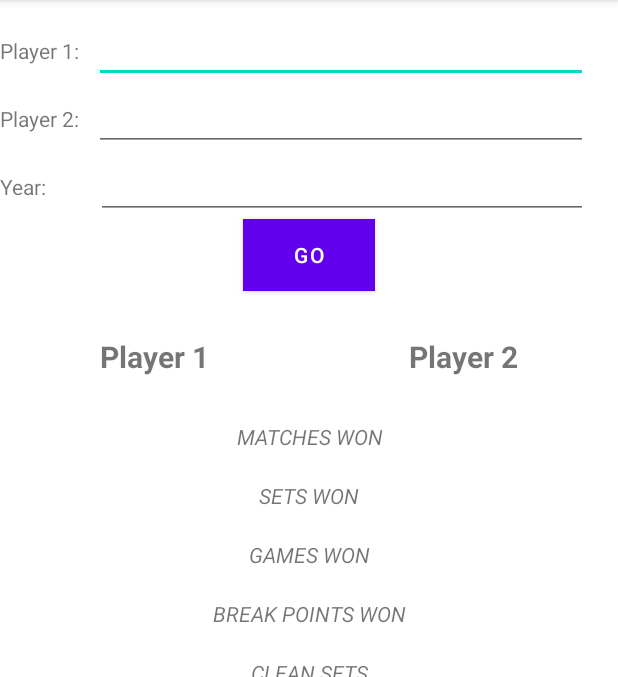
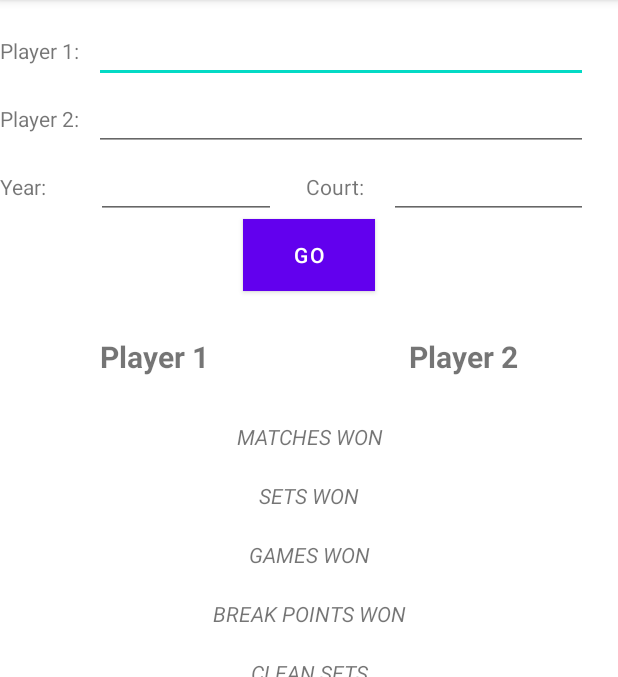
Before and after one commit to abhinavp403/Tennis_Stats_App, an Android app: the MainActivity screen opened directly, with no data from a screen before it, on a phone screen of 412 x 824 dp, the part 84-761 px from its top. Run offline under Robolectric (Android 15) with nearby library versions, the light colour scheme and no system bars; libraries missing offline, so code that uses them is left out: com.chaquo.python; 2 statements that could not run were skipped.

Commit message:
Sixth Commit

```diff
--- a/app/src/main/java/com/dev/abhinav/tennisstats/MainActivity.kt
+++ b/app/src/main/java/com/dev/abhinav/tennisstats/MainActivity.kt
@@ -65,6 +65,13 @@ class MainActivity : AppCompatActivity() {
         actv3.setAdapter(yearAdapter)
         actv3.setTextColor(Color.BLUE)
 
+        val courtArray = listOf("Hard", "Clay", "Grass")
+        val courtAdapter = ArrayAdapter(this, R.layout.support_simple_spinner_dropdown_item, courtArray)
+        val actv4 = findViewById<View>(R.id.autoCompleteTextView4) as AutoCompleteTextView
+        actv4.threshold = 1
+        actv4.setAdapter(courtAdapter)
+        actv4.setTextColor(Color.BLUE)
+
         if (!Python.isStarted()) {
             Python.start(AndroidPlatform(this))
         }
@@ -85,7 +92,7 @@ class MainActivity : AppCompatActivity() {
                 actv2.setAdapter(adapter)
                 actv2.setTextColor(Color.BLUE)
                 button.setOnClickListener {
-                    getATP(actv1, actv2, actv3)
+                    getATP(actv1, actv2, actv3, actv4)
                 }
             }
             "wta" -> {
@@ -102,22 +109,24 @@ class MainActivity : AppCompatActivity() {
                 actv2.setAdapter(adapter)
                 actv2.setTextColor(Color.BLUE)
                 button.setOnClickListener {
-                    getWTA(actv1, actv2, actv3)
+                    getWTA(actv1, actv2, actv3, actv4)
                 }
             }
         }
     }
 
-    private fun getATP(actv1: AutoCompleteTextView, actv2: AutoCompleteTextView, actv3: AutoCompleteTextView) {
+    private fun getATP(actv1: AutoCompleteTextView, actv2: AutoCompleteTextView, actv3: AutoCompleteTextView, actv4: AutoCompleteTextView) {
         val python = Python.getInstance()
         val pythonFile = python.getModule("atp_script")
-        val obj = pythonFile.callAttr("main", actv1.text.toString(), actv2.text.toString(), actv3.text.toString())
+        val obj = pythonFile.callAttr("main", actv1.text.toString(), actv2.text.toString(), actv3.text.toString(), actv4.text.toString())
         if(obj.toString() == "Player Not Found") {
             Toast.makeText(this, "Player Not Found", Toast.LENGTH_LONG).show()
         } else if(obj.toString() == "Enter Both Player Names") {
             Toast.makeText(this, "Enter Both Player Names", Toast.LENGTH_LONG).show()
         } else if(obj.toString() == "No Record") {
             Toast.makeText(this, "No Record for " + actv3.text.toString(), Toast.LENGTH_LONG).show()
+        } else if(obj.toString() == "No Such Surface") {
+            Toast.makeText(this, "No Such Surface", Toast.LENGTH_LONG).show()
         } else {
             val list = obj.asList()
             val leftScore = list[0].toString()
@@ -129,16 +138,18 @@ class MainActivity : AppCompatActivity() {
         }
     }
 
-    private fun getWTA(actv1: AutoCompleteTextView, actv2: AutoCompleteTextView, actv3: AutoCompleteTextView) {
+    private fun getWTA(actv1: AutoCompleteTextView, actv2: AutoCompleteTextView, actv3: AutoCompleteTextView, actv4: AutoCompleteTextView) {
         val python = Python.getInstance()
         val pythonFile = python.getModule("wta_script")
-        val obj = pythonFile.callAttr("main", actv1.text.toString(), actv2.text.toString(), actv3.text.toString())
+        val obj = pythonFile.callAttr("main", actv1.text.toString(), actv2.text.toString(), actv3.text.toString(), actv4.text.toString())
         if(obj.toString() == "Player Not Found") {
             Toast.makeText(this, "Player Not Found", Toast.LENGTH_LONG).show()
         } else if(obj.toString() == "Enter Both Player Names") {
             Toast.makeText(this, "Enter Both Player Names", Toast.LENGTH_LONG).show()
         } else if(obj.toString() == "No Record") {
             Toast.makeText(this, "No Record for " + actv3.text.toString(), Toast.LENGTH_LONG).show()
+        } else if(obj.toString() == "No Such Surface") {
+            Toast.makeText(this, "No Such Surface", Toast.LENGTH_LONG).show()
         } else {
             val list = obj.asList()
             val leftScore = list[0].toString()
--- a/app/src/main/res/layout/activity_main.xml
+++ b/app/src/main/res/layout/activity_main.xml
@@ -25,8 +25,7 @@
             android:layout_marginStart="10dp"
             android:layout_marginEnd="20dp"
             android:inputType="textCapWords"
-            android:ems="10"
-            android:text=""/>
+            android:ems="10" />
     </LinearLayout>
 
     <LinearLayout
@@ -48,8 +47,7 @@
             android:layout_marginStart="10dp"
             android:layout_marginEnd="20dp"
             android:inputType="textCapWords"
-            android:ems="10"
-            android:text="" />
+            android:ems="10" />
     </LinearLayout>
 
     <LinearLayout
@@ -66,13 +64,26 @@
 
         <AutoCompleteTextView
             android:id="@+id/autoCompleteTextView3"
-            android:layout_width="match_parent"
+            android:layout_width="120dp"
             android:layout_height="wrap_content"
             android:layout_marginStart="10dp"
             android:layout_marginEnd="20dp"
             android:inputType="number"
-            android:ems="10"
-            android:text="" />
+            android:ems="10" />
+
+        <TextView
+            android:layout_width="50dp"
+            android:layout_height="wrap_content"
+            android:text="@string/court" />
+
+        <AutoCompleteTextView
+            android:id="@+id/autoCompleteTextView4"
+            android:layout_width="match_parent"
+            android:layout_height="wrap_content"
+            android:layout_marginStart="5dp"
+            android:layout_marginEnd="20dp"
+            android:inputType="textCapWords"
+            android:ems="10" />
     </LinearLayout>
 
     <Button
--- a/app/src/main/res/values/strings.xml
+++ b/app/src/main/res/values/strings.xml
@@ -15,4 +15,5 @@
     <string name="player2">Player 2</string>
     <string name="go">GO</string>
     <string name="year">Year:</string>
+    <string name="court">Court:</string>
 </resources>
```
Also changed, not shown: app/build.gradle (+3 -6 lines), 2 other files.
